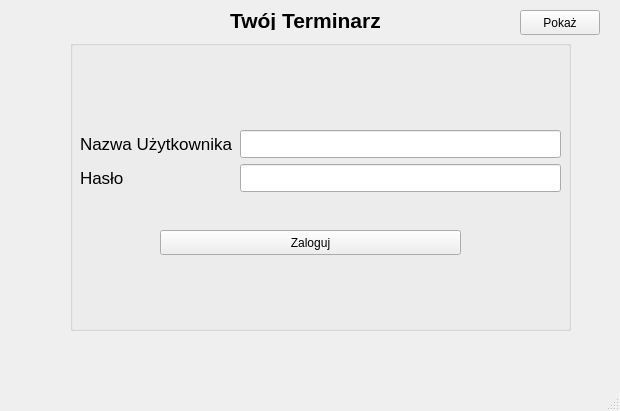
Before: the Qt Designer form mainwindow.ui in Kielx/PJC_Projekt, drawn with Qt 5.
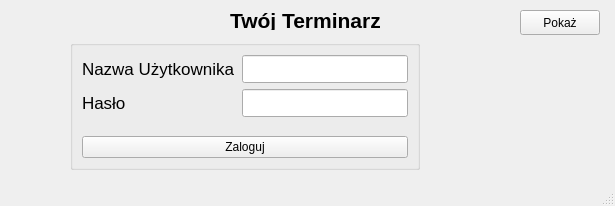
After: the same form once the commit is applied.

What changed in the file:
```diff
--- a/mainwindow.ui
+++ b/mainwindow.ui
@@ -6,8 +6,8 @@
    <rect>
     <x>0</x>
     <y>0</y>
-    <width>620</width>
-    <height>411</height>
+    <width>615</width>
+    <height>206</height>
    </rect>
   </property>
   <property name="windowTitle">
@@ -35,8 +35,8 @@
      <rect>
       <x>70</x>
       <y>40</y>
-      <width>501</width>
-      <height>291</height>
+      <width>350</width>
+      <height>130</height>
      </rect>
     </property>
     <property name="styleSheet">
@@ -45,28 +45,8 @@
     <property name="title">
      <string/>
     </property>
-    <widget class="QPushButton" name="pushButtonLogin">
-     <property name="geometry">
-      <rect>
-       <x>90</x>
-       <y>190</y>
-       <width>301</width>
-       <height>25</height>
-      </rect>
-     </property>
-     <property name="text">
-      <string>Zaloguj</string>
-     </property>
-    </widget>
-    <widget class="QWidget" name="">
-     <property name="geometry">
-      <rect>
-       <x>10</x>
-       <y>90</y>
-       <width>481</width>
-       <height>72</height>
-      </rect>
-     </property>
+    <layout class="QGridLayout" name="gridLayout">
+     <item row="0" column="0">
      <layout class="QFormLayout" name="formLayout">
       <item row="0" column="0">
        <widget class="QLabel" name="label_2">
@@ -123,7 +103,15 @@
        </widget>
       </item>
      </layout>
-    </widget>
+     </item>
+     <item row="1" column="0">
+      <widget class="QPushButton" name="pushButtonLogin">
+       <property name="text">
+        <string>Zaloguj</string>
+       </property>
+      </widget>
+     </item>
+    </layout>
    </widget>
    <widget class="QLabel" name="label">
     <property name="geometry">
```
Left out of the diff: 2 changed lines with no effect on the pictures. Lines whose indentation alone changed are shown as unchanged.
